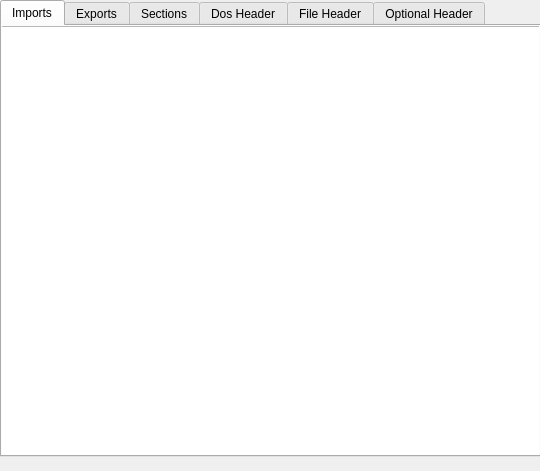
Qt form qtNanomite/qtDLGPEEditor.ui (zer0fl4g/Nanomite) before a commit.
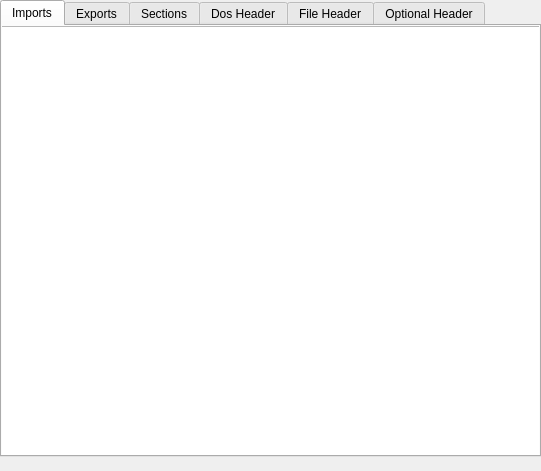
The same form after that commit. Icons and pictures are not drawn.

What changed in the file:
```diff
--- a/qtNanomite/qtDLGPEEditor.ui
+++ b/qtNanomite/qtDLGPEEditor.ui
@@ -6,7 +6,7 @@
    <rect>
     <x>0</x>
     <y>0</y>
-    <width>540</width>
+    <width>541</width>
     <height>471</height>
    </rect>
   </property>
```
